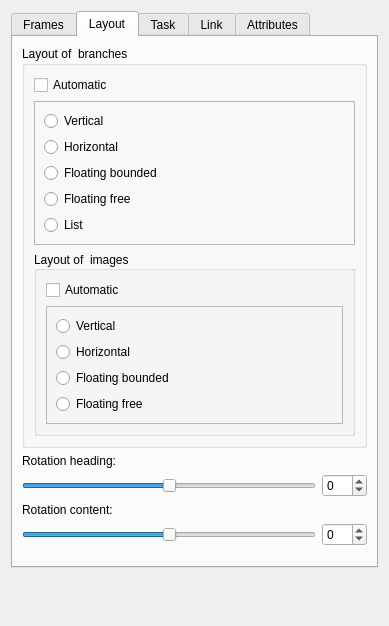
Before: the Qt Designer form forms/branchpropeditor.ui in insilmaril/vym, drawn with Qt 5.
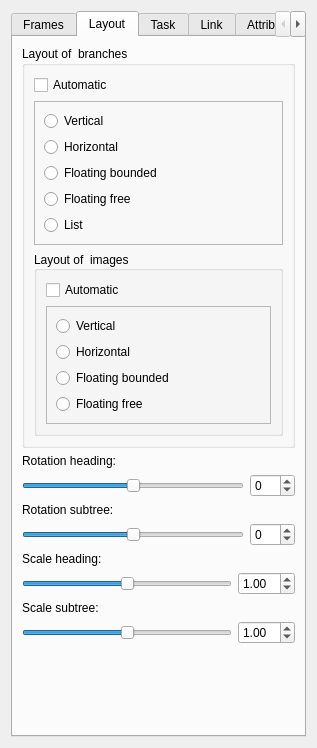
After: the same form once the commit is applied. The open tabs and pages were chosen to show the change.

Commit message: Introduced scale for heading and subtree

What changed in the file:
```diff
--- a/forms/branchpropeditor.ui
+++ b/forms/branchpropeditor.ui
@@ -6,8 +6,8 @@
    <rect>
     <x>0</x>
     <y>0</y>
-    <width>389</width>
-    <height>626</height>
+    <width>317</width>
+    <height>748</height>
    </rect>
   </property>
   <property name="sizePolicy">
@@ -23,7 +23,7 @@
    <item>
     <widget class="QTabWidget" name="tabWidget">
      <property name="currentIndex">
-      <number>0</number>
+      <number>1</number>
      </property>
      <widget class="QWidget" name="tabFrame">
       <property name="minimumSize">
@@ -640,14 +640,14 @@
        <item>
         <widget class="QLabel" name="rotationInnerContentLabel">
          <property name="text">
-          <string>Rotation content:</string>
+          <string>Rotation subtree:</string>
          </property>
         </widget>
        </item>
        <item>
         <layout class="QHBoxLayout" name="horizontalLayout_4">
          <item>
-          <widget class="QSlider" name="rotationInnerContentSlider">
+          <widget class="QSlider" name="rotationSubtreeSlider">
            <property name="minimum">
             <number>-90</number>
            </property>
@@ -663,7 +663,7 @@
           </widget>
          </item>
          <item>
-          <widget class="QSpinBox" name="rotationInnerContentSpinBox">
+          <widget class="QSpinBox" name="rotationSubtreeSpinBox">
            <property name="minimum">
             <number>-90</number>
            </property>
@@ -675,14 +675,106 @@
         </layout>
        </item>
        <item>
-        <spacer>
+        <widget class="QLabel" name="label_2">
+         <property name="text">
+          <string>Scale heading:</string>
+         </property>
+        </widget>
+       </item>
+       <item>
+        <layout class="QHBoxLayout" name="horizontalLayout_5">
+         <item>
+          <widget class="QSlider" name="scaleHeadingSlider">
+           <property name="minimum">
+            <number>-90</number>
+           </property>
+           <property name="maximum">
+            <number>90</number>
+           </property>
+           <property name="singleStep">
+            <number>5</number>
+           </property>
+           <property name="orientation">
+            <enum>Qt::Horizontal</enum>
+           </property>
+          </widget>
+         </item>
+         <item>
+          <widget class="QDoubleSpinBox" name="scaleHeadingSpinBox">
+           <property name="decimals">
+            <number>2</number>
+           </property>
+           <property name="minimum">
+            <double>0.010000000000000</double>
+           </property>
+           <property name="maximum">
+            <double>10.000000000000000</double>
+           </property>
+           <property name="singleStep">
+            <double>0.010000000000000</double>
+           </property>
+           <property name="value">
+            <double>1.000000000000000</double>
+           </property>
+          </widget>
+         </item>
+        </layout>
+       </item>
+       <item>
+        <widget class="QLabel" name="label_3">
+         <property name="text">
+          <string>Scale subtree:</string>
+         </property>
+        </widget>
+       </item>
+       <item>
+        <layout class="QHBoxLayout" name="horizontalLayout_6">
+         <item>
+          <widget class="QSlider" name="scaleSubtreeSlider">
+           <property name="minimum">
+            <number>-90</number>
+           </property>
+           <property name="maximum">
+            <number>90</number>
+           </property>
+           <property name="singleStep">
+            <number>5</number>
+           </property>
+           <property name="orientation">
+            <enum>Qt::Horizontal</enum>
+           </property>
+          </widget>
+         </item>
+         <item>
+          <widget class="QDoubleSpinBox" name="scaleSubtreeSpinBox">
+           <property name="decimals">
+            <number>2</number>
+           </property>
+           <property name="minimum">
+            <double>0.010000000000000</double>
+           </property>
+           <property name="maximum">
+            <double>10.000000000000000</double>
+           </property>
+           <property name="singleStep">
+            <double>0.010000000000000</double>
+           </property>
+           <property name="value">
+            <double>1.000000000000000</double>
+           </property>
+          </widget>
+         </item>
+        </layout>
+       </item>
+       <item>
+        <spacer name="verticalSpacer">
          <property name="orientation">
           <enum>Qt::Vertical</enum>
          </property>
          <property name="sizeHint" stdset="0">
           <size>
            <width>20</width>
-           <height>40</height>
+           <height>79</height>
           </size>
          </property>
         </spacer>
@@ -876,19 +968,6 @@
      </widget>
     </widget>
    </item>
-   <item>
-    <spacer name="verticalSpacer">
-     <property name="orientation">
-      <enum>Qt::Vertical</enum>
-     </property>
-     <property name="sizeHint" stdset="0">
-      <size>
-       <width>20</width>
-       <height>78</height>
-      </size>
-     </property>
-    </spacer>
-   </item>
   </layout>
  </widget>
  <resources/>
```
The commit also changes 10 other files.
